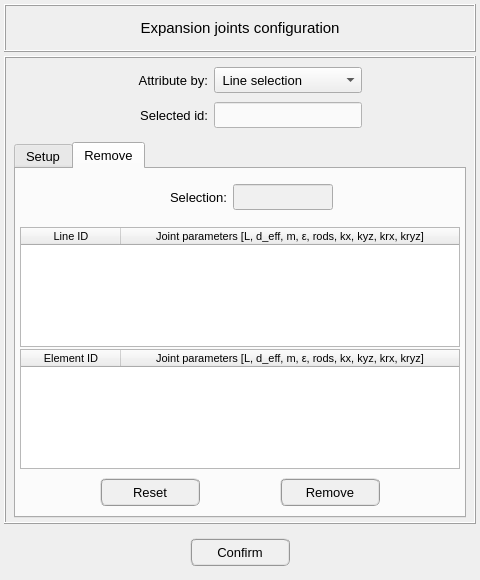
Above: pulse/interface/data/ui_files/model/setup/structural/expansion_joint_input.ui from open-pulse/OpenPulse before the change. Below: the same form after it.
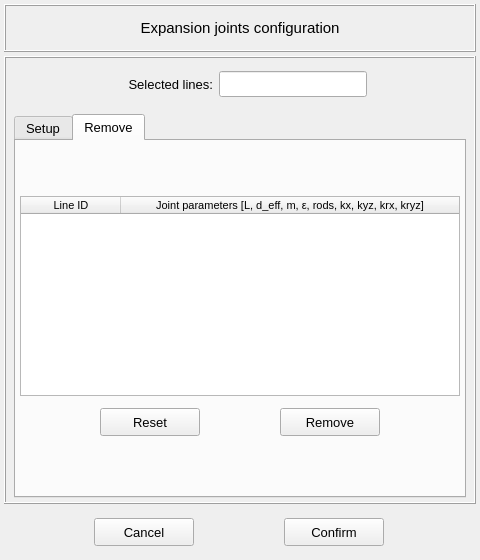
That is the form after the change. The open tabs and pages were chosen to show the change. Icons and pictures are not drawn.

Commit message: Refactoring the expansion joint and x-axis beam rotation classes

The edit to the form file:
```diff
--- a/pulse/interface/data/ui_files/model/setup/structural/expansion_joint_input.ui
+++ b/pulse/interface/data/ui_files/model/setup/structural/expansion_joint_input.ui
@@ -7,19 +7,19 @@
     <x>0</x>
     <y>0</y>
     <width>480</width>
-    <height>580</height>
+    <height>560</height>
    </rect>
   </property>
   <property name="minimumSize">
    <size>
     <width>480</width>
-    <height>580</height>
+    <height>560</height>
    </size>
   </property>
   <property name="maximumSize">
    <size>
     <width>480</width>
-    <height>580</height>
+    <height>560</height>
    </size>
   </property>
   <property name="windowTitle">
@@ -142,13 +142,13 @@
         <property name="minimumSize">
          <size>
           <width>0</width>
-          <height>80</height>
+          <height>52</height>
          </size>
         </property>
         <property name="maximumSize">
          <size>
           <width>16777215</width>
-          <height>140</height>
+          <height>52</height>
          </size>
         </property>
         <property name="frameShape">
@@ -157,7 +157,7 @@
         <property name="frameShadow">
          <enum>QFrame::Raised</enum>
         </property>
-        <layout class="QGridLayout" name="gridLayout_30" rowstretch="0,0">
+        <layout class="QGridLayout" name="gridLayout_30" rowstretch="0">
          <property name="leftMargin">
           <number>4</number>
          </property>
@@ -176,40 +176,11 @@
          <property name="verticalSpacing">
           <number>4</number>
          </property>
-         <item row="1" column="1">
-          <widget class="QLabel" name="label_selected_id">
-           <property name="minimumSize">
-            <size>
-             <width>90</width>
-             <height>26</height>
-            </size>
-           </property>
-           <property name="maximumSize">
-            <size>
-             <width>100</width>
-             <height>26</height>
-            </size>
-           </property>
-           <property name="font">
-            <font>
-             <pointsize>10</pointsize>
-             <weight>50</weight>
-             <bold>false</bold>
-            </font>
-           </property>
-           <property name="text">
-            <string>Selected id:</string>
-           </property>
-           <property name="alignment">
-            <set>Qt::AlignRight|Qt::AlignTrailing|Qt::AlignVCenter</set>
-           </property>
-          </widget>
-         </item>
          <item row="0" column="1">
-          <widget class="QLabel" name="label_attribute_to">
+          <widget class="QLabel" name="label_selected_id">
            <property name="minimumSize">
             <size>
-             <width>90</width>
+             <width>100</width>
              <height>26</height>
             </size>
            </property>
@@ -222,10 +193,12 @@
            <property name="font">
             <font>
              <pointsize>10</pointsize>
+             <weight>50</weight>
+             <bold>false</bold>
             </font>
            </property>
            <property name="text">
-            <string>Attribute by:</string>
+            <string>Selected lines:</string>
            </property>
            <property name="alignment">
             <set>Qt::AlignRight|Qt::AlignTrailing|Qt::AlignVCenter</set>
@@ -233,68 +206,6 @@
           </widget>
          </item>
          <item row="0" column="2">
-          <widget class="QComboBox" name="comboBox_selection_type">
-           <property name="minimumSize">
-            <size>
-             <width>148</width>
-             <height>26</height>
-            </size>
-           </property>
-           <property name="maximumSize">
-            <size>
-             <width>148</width>
-             <height>26</height>
-            </size>
-           </property>
-           <property name="font">
-            <font>
-             <pointsize>10</pointsize>
-            </font>
-           </property>
-           <item>
-            <property name="text">
-             <string> Line selection</string>
-            </property>
-           </item>
-           <item>
-            <property name="text">
-             <string> Node selection</string>
-            </property>
-           </item>
-           <item>
-            <property name="text">
-             <string> Elements selection</string>
-            </property>
-           </item>
-          </widget>
-         </item>
-         <item row="1" column="3">
-          <spacer name="horizontalSpacer_7">
-           <property name="orientation">
-            <enum>Qt::Horizontal</enum>
-           </property>
-           <property name="sizeHint" stdset="0">
-            <size>
-             <width>40</width>
-             <height>20</height>
-            </size>
-           </property>
-          </spacer>
-         </item>
-         <item row="1" column="0">
-          <spacer name="horizontalSpacer_8">
-           <property name="orientation">
-            <enum>Qt::Horizontal</enum>
-           </property>
-           <property name="sizeHint" stdset="0">
-            <size>
-             <width>40</width>
-             <height>20</height>
-            </size>
-           </property>
-          </spacer>
-         </item>
-         <item row="1" column="2">
           <widget class="QLineEdit" name="lineEdit_selected_id">
            <property name="minimumSize">
             <size>
@@ -318,14 +229,39 @@
             <enum>Qt::ClickFocus</enum>
            </property>
            <property name="styleSheet">
-            <string notr="true">QLineEdit{color: rgb(0, 0, 0); background-color: rgb(250, 250, 250)}
-QLineEdit:disabled{color: rgb(100, 100, 100); background-color: rgb(240, 240, 240)}</string>
+            <string notr="true"/>
            </property>
            <property name="alignment">
             <set>Qt::AlignCenter</set>
            </property>
           </widget>
          </item>
+         <item row="0" column="3">
+          <spacer name="horizontalSpacer_7">
+           <property name="orientation">
+            <enum>Qt::Horizontal</enum>
+           </property>
+           <property name="sizeHint" stdset="0">
+            <size>
+             <width>40</width>
+             <height>20</height>
+            </size>
+           </property>
+          </spacer>
+         </item>
+         <item row="0" column="0">
+          <spacer name="horizontalSpacer_8">
+           <property name="orientation">
+            <enum>Qt::Horizontal</enum>
+           </property>
+           <property name="sizeHint" stdset="0">
+            <size>
+             <width>40</width>
+             <height>20</height>
+            </size>
+           </property>
+          </spacer>
+         </item>
         </layout>
        </widget>
       </item>
@@ -1947,13 +1883,13 @@
                <property name="minimumSize">
                 <size>
                  <width>320</width>
-                 <height>120</height>
+                 <height>200</height>
                 </size>
                </property>
                <property name="maximumSize">
                 <size>
                  <width>460</width>
-                 <height>260</height>
+                 <height>200</height>
                 </size>
                </property>
                <property name="font">
@@ -1989,54 +1925,33 @@
                </column>
               </widget>
              </item>
-             <item row="2" column="0">
-              <widget class="QTreeWidget" name="treeWidget_expansion_joint_by_elements">
-               <property name="minimumSize">
-                <size>
-                 <width>320</width>
-                 <height>120</height>
-                </size>
-               </property>
-               <property name="maximumSize">
-                <size>
-                 <width>460</width>
-                 <height>260</height>
-                </size>
-               </property>
-               <property name="font">
-                <font>
-                 <family>MS Shell Dlg 2</family>
-                 <pointsize>8</pointsize>
-                </font>
-               </property>
-               <property name="frameShape">
-                <enum>QFrame::StyledPanel</enum>
-               </property>
-               <property name="frameShadow">
-                <enum>QFrame::Sunken</enum>
-               </property>
-               <property name="indentation">
-                <number>0</number>
-               </property>
-               <column>
-                <property name="text">
-                 <string>Element ID</string>
-                </property>
-                <property name="textAlignment">
-                 <set>AlignCenter</set>
-                </property>
-               </column>
-               <column>
-                <property name="text">
-                 <string>Joint parameters [L, d_eff, m, ε, rods, kx, kyz, krx, kryz]</string>
-                </property>
-                <property name="textAlignment">
-                 <set>AlignCenter</set>
-                </property>
-               </column>
-              </widget>
-             </item>
              <item row="3" column="0">
+              <spacer name="verticalSpacer_5">
+               <property name="orientation">
+                <enum>Qt::Vertical</enum>
+               </property>
+               <property name="sizeHint" stdset="0">
+                <size>
+                 <width>20</width>
+                 <height>40</height>
+                </size>
+               </property>
+              </spacer>
+             </item>
+             <item row="0" column="0">
+              <spacer name="verticalSpacer_4">
+               <property name="orientation">
+                <enum>Qt::Vertical</enum>
+               </property>
+               <property name="sizeHint" stdset="0">
+                <size>
+                 <width>20</width>
+                 <height>40</height>
+                </size>
+               </property>
+              </spacer>
+             </item>
+             <item row="2" column="0">
               <widget class="QFrame" name="frame_buttons">
                <property name="minimumSize">
                 <size>
@@ -2092,10 +2007,7 @@
                    </font>
                   </property>
                   <property name="styleSheet">
-                   <string notr="true">QPushButton{border-radius: 6px; border-color: rgb(150, 150, 150); border-style: ridge; border-width: 2px; color: rgb(0, 0, 0); background-color: rgb(240, 240, 240)}
-QPushButton:hover{border-radius: 6px; border-color: rgb(0, 170, 255); border-style: ridge; border-width: 2px; color: rgb(0, 0, 0); background-color: rgba(174, 213, 255, 100)}
-QPushButton:pressed{border-radius: 6px; border-color: rgb(0, 170, 255); border-style: ridge; border-width: 2px; color: rgb(0, 0, 0); background-color: rgb(174, 213, 255)}
-QPushButton:disabled{border-radius: 6px; border-color: rgb(150, 150, 150); border-style: ridge; border-width: 0px; color: rgb(150,150, 150); background-color: rgb(220, 220, 220)}</string>
+                   <string notr="true"/>
                   </property>
                   <property name="text">
                    <string>Reset</string>
@@ -2125,10 +2037,7 @@
                    </font>
                   </property>
                   <property name="styleSheet">
-                   <string notr="true">QPushButton{border-radius: 6px; border-color: rgb(150, 150, 150); border-style: ridge; border-width: 2px; color: rgb(0, 0, 0); background-color: rgb(240, 240, 240)}
-QPushButton:hover{border-radius: 6px; border-color: rgb(0, 170, 255); border-style: ridge; border-width: 2px; color: rgb(0, 0, 0); background-color: rgba(174, 213, 255, 100)}
-QPushButton:pressed{border-radius: 6px; border-color: rgb(0, 170, 255); border-style: ridge; border-width: 2px; color: rgb(0, 0, 0); background-color: rgb(174, 213, 255)}
-QPushButton:disabled{border-radius: 6px; border-color: rgb(150, 150, 150); border-style: ridge; border-width: 0px; color: rgb(150,150, 150); background-color: rgb(220, 220, 220)}</string>
+                   <string notr="true"/>
                   </property>
                   <property name="text">
                    <string>Remove</string>
@@ -2138,121 +2047,6 @@
                </layout>
               </widget>
              </item>
-             <item row="0" column="0">
-              <widget class="QFrame" name="frame">
-               <property name="minimumSize">
-                <size>
-                 <width>0</width>
-                 <height>48</height>
-                </size>
-               </property>
-               <property name="frameShape">
-                <enum>QFrame::NoFrame</enum>
-               </property>
-               <property name="frameShadow">
-                <enum>QFrame::Raised</enum>
-               </property>
-               <layout class="QGridLayout" name="gridLayout_16">
-                <property name="leftMargin">
-                 <number>4</number>
-                </property>
-                <property name="topMargin">
-                 <number>4</number>
-                </property>
-                <property name="rightMargin">
-                 <number>4</number>
-                </property>
-                <property name="bottomMargin">
-                 <number>4</number>
-                </property>
-                <item row="0" column="2">
-                 <widget class="QLineEdit" name="lineEdit_selection">
-                  <property name="enabled">
-                   <bool>false</bool>
-                  </property>
-                  <property name="minimumSize">
-                   <size>
-                    <width>100</width>
-                    <height>26</height>
-                   </size>
-                  </property>
-                  <property name="maximumSize">
-                   <size>
-                    <width>100</width>
-                    <height>26</height>
-                   </size>
-                  </property>
-                  <property name="focusPolicy">
-                   <enum>Qt::ClickFocus</enum>
-                  </property>
-                  <property name="styleSheet">
-                   <string notr="true">QLineEdit{color: rgb(0, 0, 0); background-color: rgb(250, 250, 250)}
-QLineEdit:disabled{color: rgb(100, 100, 100); background-color: rgb(240, 240, 240)}</string>
-                  </property>
-                  <property name="alignment">
-                   <set>Qt::AlignCenter</set>
-                  </property>
-                 </widget>
-                </item>
-                <item row="0" column="0">
-                 <spacer name="horizontalSpacer_11">
-                  <property name="orientation">
-                   <enum>Qt::Horizontal</enum>
-                  </property>
-                  <property name="sizeHint" stdset="0">
-                   <size>
-                    <width>40</width>
-                    <height>20</height>
-                   </size>
-                  </property>
-                 </spacer>
-                </item>
-                <item row="0" column="1">
-                 <widget class="QLabel" name="label_selection">
-                  <property name="minimumSize">
-                   <size>
-                    <width>80</width>
-                    <height>26</height>
-                   </size>
-                  </property>
-                  <property name="maximumSize">
-                   <size>
-                    <width>80</width>
-                    <height>26</height>
-                   </size>
-                  </property>
-                  <property name="font">
-                   <font>
-                    <family>MS Shell Dlg 2</family>
-                    <pointsize>10</pointsize>
-                    <weight>50</weight>
-                    <bold>false</bold>
-                   </font>
-                  </property>
-                  <property name="text">
-                   <string>Selection:</string>
-                  </property>
-                  <property name="alignment">
-                   <set>Qt::AlignRight|Qt::AlignTrailing|Qt::AlignVCenter</set>
-                  </property>
-                 </widget>
-                </item>
-                <item row="0" column="3">
-                 <spacer name="horizontalSpacer_12">
-                  <property name="orientation">
-                   <enum>Qt::Horizontal</enum>
-                  </property>
-                  <property name="sizeHint" stdset="0">
-                   <size>
-                    <width>40</width>
-                    <height>20</height>
-                   </size>
-                  </property>
-                 </spacer>
-                </item>
-               </layout>
-              </widget>
-             </item>
             </layout>
             <zorder>treeWidget_expansion_joint_by_elements</zorder>
             <zorder>treeWidget_expansion_joint_by_lines</zorder>
@@ -2303,7 +2097,7 @@
       <property name="spacing">
        <number>4</number>
       </property>
-      <item row="0" column="0">
+      <item row="0" column="1">
        <widget class="QPushButton" name="pushButton_confirm">
         <property name="minimumSize">
          <size>
@@ -2323,10 +2117,7 @@
          </font>
         </property>
         <property name="styleSheet">
-         <string notr="true">QPushButton{border-radius: 6px; border-color: rgb(150, 150, 150); border-style: ridge; border-width: 2px; color: rgb(0, 0, 0); background-color: rgb(240, 240, 240)}
-QPushButton:hover{border-radius: 6px; border-color: rgb(0, 170, 255); border-style: ridge; border-width: 2px; color: rgb(0, 0, 0); background-color: rgba(174, 213, 255, 100)}
-QPushButton:pressed{border-radius: 6px; border-color: rgb(0, 170, 255); border-style: ridge; border-width: 2px; color: rgb(0, 0, 0); background-color: rgb(174, 213, 255)}
-QPushButton:disabled{border-radius: 6px; border-color: rgb(150, 150, 150); border-style: ridge; border-width: 0px; color: rgb(150,150, 150); background-color: rgb(220, 220, 220)}</string>
+         <string notr="true"/>
         </property>
         <property name="text">
          <string>Confirm</string>
@@ -2342,6 +2133,42 @@
         </property>
        </widget>
       </item>
+      <item row="0" column="0">
+       <widget class="QPushButton" name="pushButton_cancel">
+        <property name="minimumSize">
+         <size>
+          <width>100</width>
+          <height>28</height>
+         </size>
+        </property>
+        <property name="maximumSize">
+         <size>
+          <width>100</width>
+          <height>28</height>
+         </size>
+        </property>
+        <property name="font">
+         <font>
+          <pointsize>10</pointsize>
+         </font>
+        </property>
+        <property name="styleSheet">
+         <string notr="true"/>
+        </property>
+        <property name="text">
+         <string>Cancel</string>
+        </property>
+        <property name="autoDefault">
+         <bool>true</bool>
+        </property>
+        <property name="default">
+         <bool>false</bool>
+        </property>
+        <property name="flat">
+         <bool>false</bool>
+        </property>
+       </widget>
+      </item>
      </layout>
     </widget>
    </item>
```
Left out of the diff: 153 changed lines with no effect on the pictures. The commit also changes 35 other files.
